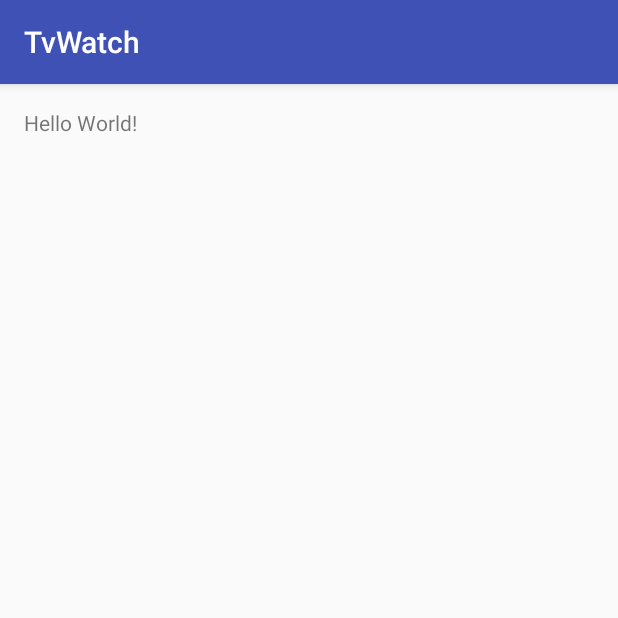
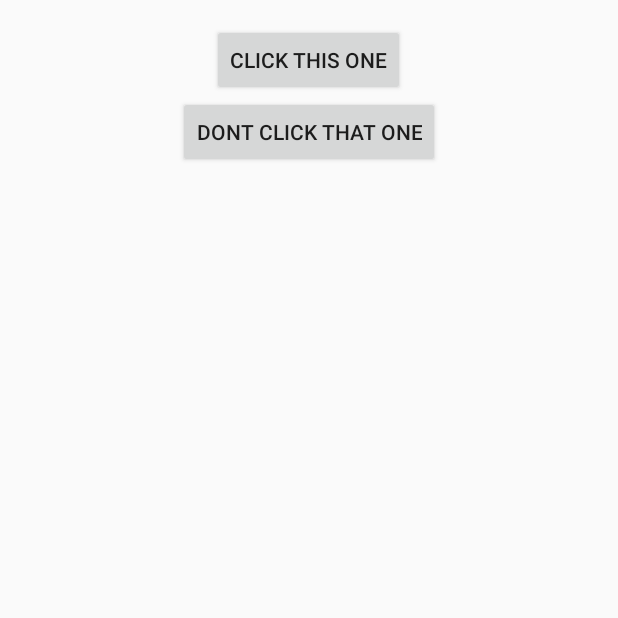
Before and after one commit to TheTvWatch/TvWatcher, an Android app: the screen it shows after launch (MainActivity), on a phone screen of 412 x 824 dp, the top half of it. Run offline under Robolectric (Android 15) with nearby library versions, the phone set to English and light mode, and no system bars.

Commit message:
Created main activity, created mainmenu fragment for navigation.

```diff
--- a/app/src/main/java/is/hi/hbv2/tvwatch/MainActivity.java
+++ b/app/src/main/java/is/hi/hbv2/tvwatch/MainActivity.java
@@ -1,13 +1,24 @@
 package is.hi.hbv2.tvwatch;
 
-import android.support.v7.app.AppCompatActivity;
+
+import android.support.v4.app.Fragment;
+import android.support.v4.app.FragmentActivity;
+import android.support.v4.app.FragmentManager;
 import android.os.Bundle;
 
-public class MainActivity extends AppCompatActivity {
+public class MainActivity extends FragmentActivity {
 
     @Override
     protected void onCreate(Bundle savedInstanceState) {
         super.onCreate(savedInstanceState);
         setContentView(R.layout.activity_main);
+
+        FragmentManager fm = getSupportFragmentManager();
+        Fragment f = fm.findFragmentById(R.id.container);
+
+        if(f == null){
+            f = new MainMenuFragment();
+            fm.beginTransaction().add(R.id.container, f).commit();
+        }
     }
 }
--- /dev/null
+++ b/app/src/main/java/is/hi/hbv2/tvwatch/MainMenuFragment.java
@@ -0,0 +1,42 @@
+package is.hi.hbv2.tvwatch;
+
+import android.os.Bundle;
+import android.support.v4.app.Fragment;
+import android.view.LayoutInflater;
+import android.view.View;
+import android.view.ViewGroup;
+import android.widget.Button;
+import android.widget.Toast;
+
+/**
+ * Created by ari on 10-Feb-16.
+ */
+public class MainMenuFragment extends Fragment {
+    private View parentView;
+    private Button b1, b2;
+    @Override
+    public View onCreateView(LayoutInflater inflater, ViewGroup container, Bundle savedInstanceState) {
+        parentView = inflater.inflate(R.layout.fragment_home, container, false);
+        //setUpViews();
+
+        b1 = (Button)parentView.findViewById(R.id.button);
+        b2 = (Button)parentView.findViewById(R.id.button2);
+
+        b1.setOnClickListener(new View.OnClickListener() {
+            @Override
+            public void onClick(View v) {
+                Toast.makeText(parentView.getContext(), "First Button Clicked", Toast.LENGTH_LONG).show();
+            }
+        });
+
+        b2.setOnClickListener(new View.OnClickListener() {
+            @Override
+            public void onClick(View v) {
+                Toast.makeText(parentView.getContext(), "Second Button Clicked", Toast.LENGTH_LONG).show();
+            }
+        });
+
+        return parentView;
+    }
+
+}
--- a/app/src/main/res/layout/activity_main.xml
+++ b/app/src/main/res/layout/activity_main.xml
@@ -1,11 +1,14 @@
 <?xml version="1.0" encoding="utf-8"?>
-<RelativeLayout xmlns:android="http://schemas.android.com/apk/res/android"
+<FrameLayout xmlns:android="http://schemas.android.com/apk/res/android"
     xmlns:tools="http://schemas.android.com/tools" android:layout_width="match_parent"
     android:layout_height="match_parent" android:paddingLeft="@dimen/activity_horizontal_margin"
     android:paddingRight="@dimen/activity_horizontal_margin"
     android:paddingTop="@dimen/activity_vertical_margin"
-    android:paddingBottom="@dimen/activity_vertical_margin" tools:context=".MainActivity">
+    android:paddingBottom="@dimen/activity_vertical_margin" tools:context=".MainActivity"
+    >
+    <FrameLayout
+        android:id="@+id/container"
+        android:layout_width="match_parent"
+        android:layout_height="match_parent"></FrameLayout>
 
-    <TextView android:text="Hello World!" android:layout_width="wrap_content"
-        android:layout_height="wrap_content" />
-</RelativeLayout>
+</FrameLayout>
--- /dev/null
+++ b/app/src/main/res/layout/fragment_home.xml
@@ -0,0 +1,19 @@
+<?xml version="1.0" encoding="utf-8"?>
+<LinearLayout xmlns:android="http://schemas.android.com/apk/res/android"
+    android:orientation="vertical" android:layout_width="match_parent"
+    android:layout_height="match_parent">
+
+    <Button
+        android:layout_width="wrap_content"
+        android:layout_height="wrap_content"
+        android:text="Click this one"
+        android:id="@+id/button"
+        android:layout_gravity="center_horizontal" />
+
+    <Button
+        android:layout_width="wrap_content"
+        android:layout_height="wrap_content"
+        android:text="Dont click that one"
+        android:id="@+id/button2"
+        android:layout_gravity="center_horizontal" />
+</LinearLayout>
```
Also changed, not shown: app/src/main/java/is/hi/hbv2/tvwatch/ItemHolster/BroadCastItem.java (added, +23 -0 lines), app/src/main/java/is/hi/hbv2/tvwatch/ItemHolster/Movie.java (added, +7 -0 lines), app/src/main/java/is/hi/hbv2/tvwatch/ItemHolster/TvShow.java (added, +8 -0 lines), app/src/main/java/is/hi/hbv2/tvwatch/ListsForDays/ListOfItems.java (added, +15 -0 lines), 1 other file.
